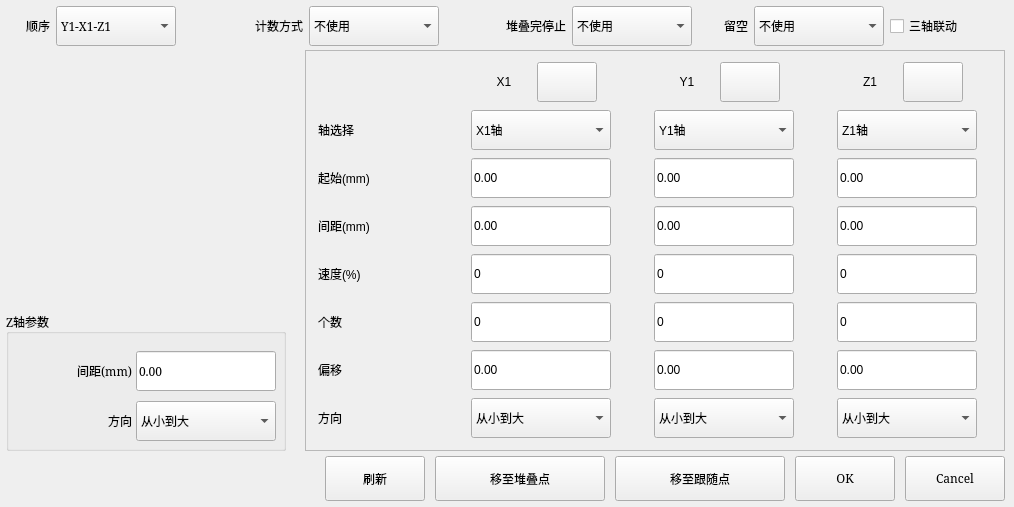
The window that dialogs/stackedit.ui (Jade-yun/MachineTool) describes before a commit, drawn with Qt 5.
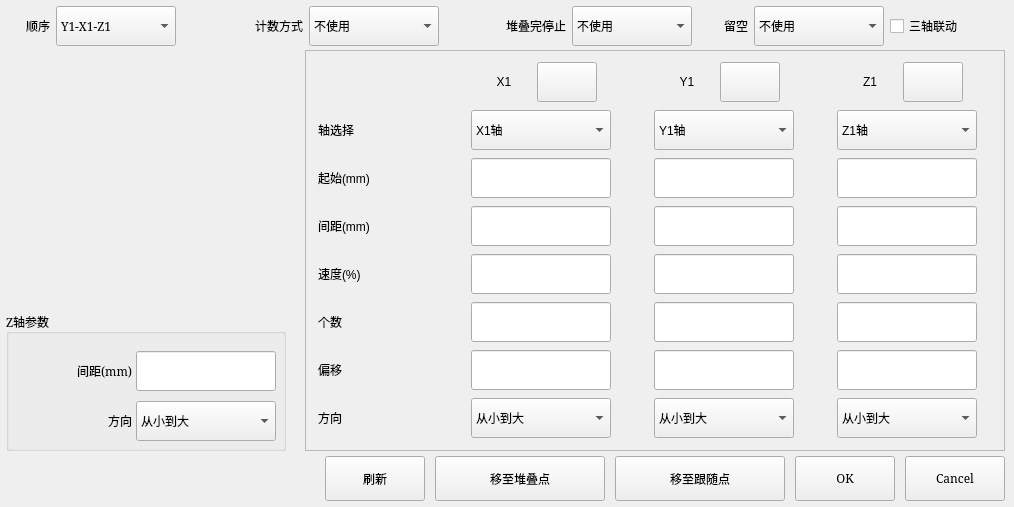
The same window after the commit. Icons and pictures are not drawn. Custom widgets are drawn as their Qt base class.

What changed in the file:
```diff
--- a/dialogs/stackedit.ui
+++ b/dialogs/stackedit.ui
@@ -166,7 +166,7 @@
      </size>
     </property>
     <property name="text">
-     <string>0.00</string>
+     <string/>
     </property>
    </widget>
    <widget class="QLabel" name="labIntervalDis">
@@ -319,7 +319,7 @@
           </size>
          </property>
          <property name="text">
-          <string>0</string>
+          <string/>
          </property>
         </widget>
        </item>
@@ -338,7 +338,7 @@
           </size>
          </property>
          <property name="text">
-          <string>0.00</string>
+          <string/>
          </property>
         </widget>
        </item>
@@ -357,7 +357,7 @@
           </size>
          </property>
          <property name="text">
-          <string>0.00</string>
+          <string/>
          </property>
         </widget>
        </item>
@@ -376,7 +376,7 @@
           </size>
          </property>
          <property name="text">
-          <string>0.00</string>
+          <string/>
          </property>
         </widget>
        </item>
@@ -443,7 +443,7 @@
           </size>
          </property>
          <property name="text">
-          <string>0</string>
+          <string/>
          </property>
         </widget>
        </item>
@@ -462,7 +462,7 @@
           </size>
          </property>
          <property name="text">
-          <string>0.00</string>
+          <string/>
          </property>
         </widget>
        </item>
@@ -481,7 +481,7 @@
           </size>
          </property>
          <property name="text">
-          <string>0.00</string>
+          <string/>
          </property>
         </widget>
        </item>
@@ -500,7 +500,7 @@
           </size>
          </property>
          <property name="text">
-          <string>0</string>
+          <string/>
          </property>
         </widget>
        </item>
@@ -519,7 +519,7 @@
           </size>
          </property>
          <property name="text">
-          <string>0</string>
+          <string/>
          </property>
         </widget>
        </item>
@@ -538,7 +538,7 @@
           </size>
          </property>
          <property name="text">
-          <string>0.00</string>
+          <string/>
          </property>
         </widget>
        </item>
@@ -557,7 +557,7 @@
           </size>
          </property>
          <property name="text">
-          <string>0</string>
+          <string/>
          </property>
         </widget>
        </item>
@@ -576,7 +576,7 @@
           </size>
          </property>
          <property name="text">
-          <string>0.00</string>
+          <string/>
          </property>
         </widget>
        </item>
@@ -595,7 +595,7 @@
           </size>
          </property>
          <property name="text">
-          <string>0.00</string>
+          <string/>
          </property>
         </widget>
        </item>
@@ -614,7 +614,7 @@
           </size>
          </property>
          <property name="text">
-          <string>0</string>
+          <string/>
          </property>
         </widget>
        </item>
@@ -883,7 +883,7 @@
           </size>
          </property>
          <property name="text">
-          <string>0.00</string>
+          <string/>
          </property>
         </widget>
        </item>
```
Left out of the diff: 10 changed lines with no effect on the pictures.
